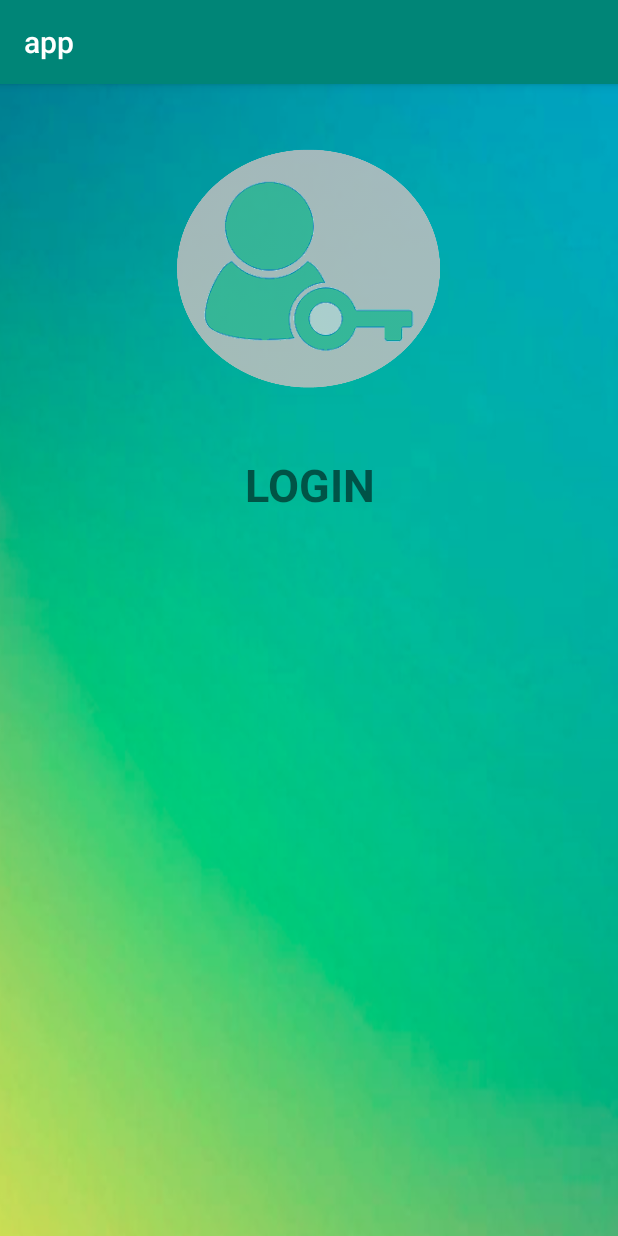
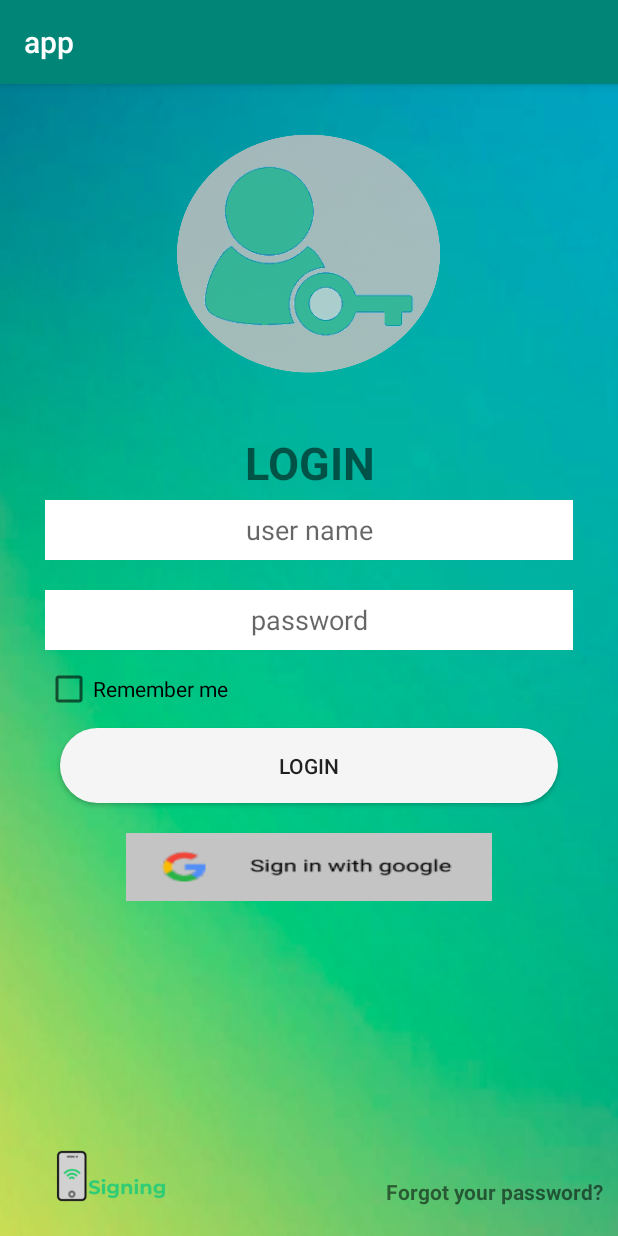
Before and after one commit to Jorston/Singing_App, an Android app: the screen it shows after launch (MainActivity), on a phone screen of 412 x 824 dp. Run offline under Robolectric (Android 15) with nearby library versions, the light colour scheme and no system bars.

Commit message:
cambio imagen de pantalla login

```diff
--- a/app/src/main/java/com/example/app/MainActivity.java
+++ b/app/src/main/java/com/example/app/MainActivity.java
@@ -5,10 +5,12 @@ import androidx.appcompat.app.AppCompatActivity;
 import android.os.Bundle;
 
 public class MainActivity extends AppCompatActivity {
+    //actividad principal
 
     @Override
     protected void onCreate(Bundle savedInstanceState) {
         super.onCreate(savedInstanceState);
         setContentView(R.layout.activity_main);
+
     }
 }
--- /dev/null
+++ b/app/src/main/res/drawable/background.xml
@@ -0,0 +1,5 @@
+<shape xmlns:android="http://schemas.android.com/apk/res/android"
+    android:shape="rectangle">
+    <solid android:color="#f5f5f5" />
+    <corners android:radius="50dp" />
+</shape>
--- /dev/null
+++ b/app/src/main/res/drawable/btn_google.xml
@@ -0,0 +1,4 @@
+<shape xmlns:android="http://schemas.android.com/apk/res/android"
+    android:shape="rectangle">
+    <corners android:radius="50dp" />
+</shape>
--- a/app/src/main/res/layout/activity_main.xml
+++ b/app/src/main/res/layout/activity_main.xml
@@ -21,7 +21,7 @@
                 android:id="@+id/imageView"
                 android:layout_width="wrap_content"
                 android:layout_height="168dp"
-                android:layout_marginTop="40dp"
+                android:layout_marginTop="30dp"
                 app:srcCompat="@drawable/user_circulo" />
 
         </FrameLayout>
@@ -29,9 +29,9 @@
         <TextView
             android:id="@+id/textView"
             android:layout_width="wrap_content"
-            android:layout_height="60dp"
+            android:layout_height="50dp"
             android:layout_gravity="center"
-            android:layout_marginTop="20dp"
+            android:layout_marginTop="10dp"
             android:gravity="center"
             android:paddingLeft="40dp"
             android:paddingRight="40dp"
@@ -39,6 +39,93 @@
             android:textSize="30sp"
             android:textStyle="bold" />
 
+        <LinearLayout
+            android:layout_width="match_parent"
+            android:layout_height="281dp"
+            android:layout_gravity="center"
+            android:orientation="vertical">
+
+            <EditText
+                android:id="@+id/editText"
+                android:layout_width="match_parent"
+                android:layout_height="40dp"
+                android:layout_marginLeft="30dp"
+                android:layout_marginRight="30dp"
+                android:background="@android:color/background_light"
+                android:ems="10"
+                android:gravity="center"
+                android:hint="user name"
+                android:inputType="textPersonName" />
+
+            <EditText
+                android:id="@+id/editText2"
+                android:layout_width="match_parent"
+                android:layout_height="40dp"
+                android:layout_marginLeft="30dp"
+                android:layout_marginTop="20dp"
+                android:layout_marginRight="30dp"
+                android:background="@android:color/background_light"
+                android:ems="10"
+                android:gravity="center"
+                android:hint="password"
+                android:inputType="textPassword" />
+
+            <CheckBox
+                android:id="@+id/checkBox"
+                android:layout_width="match_parent"
+                android:layout_height="wrap_content"
+                android:layout_marginLeft="30dp"
+                android:layout_marginTop="10dp"
+                android:text="Remember me" />
+
+            <Button
+                android:id="@+id/button"
+                android:layout_width="match_parent"
+                android:layout_height="50dp"
+                android:layout_marginLeft="40dp"
+                android:layout_marginTop="10dp"
+                android:layout_marginRight="40dp"
+                android:background="@drawable/background"
+                android:text="Login" />
+
+            <Button
+                android:id="@+id/button4"
+                android:layout_width="wrap_content"
+                android:layout_height="45dp"
+                android:layout_gravity="center"
+                android:layout_marginLeft="50dp"
+                android:layout_marginTop="20dp"
+                android:layout_marginRight="50dp"
+                android:background="@drawable/con_figma" />
+
+        </LinearLayout>
+
+        <LinearLayout
+            android:layout_width="match_parent"
+            android:layout_height="match_parent"
+            android:orientation="horizontal">
+
+            <ImageView
+                android:id="@+id/imageView2"
+                android:layout_width="40dp"
+                android:layout_height="80dp"
+                android:layout_gravity="bottom"
+                android:layout_weight="1"
+                app:srcCompat="@drawable/logo" />
+
+            <TextView
+                android:id="@+id/textView3"
+                android:layout_width="wrap_content"
+                android:layout_height="wrap_content"
+                android:layout_gravity="bottom"
+                android:layout_marginRight="10dp"
+                android:layout_marginBottom="10dp"
+                android:layout_weight="1"
+                android:gravity="right"
+                android:text="Forgot your password?"
+                android:textStyle="bold"/>
+        </LinearLayout>
+
     </LinearLayout>
 
 </RelativeLayout>
```
Also changed, not shown: app/src/main/res/drawable/con_figma.png (added), app/src/main/res/drawable/login_google.png (deleted).
